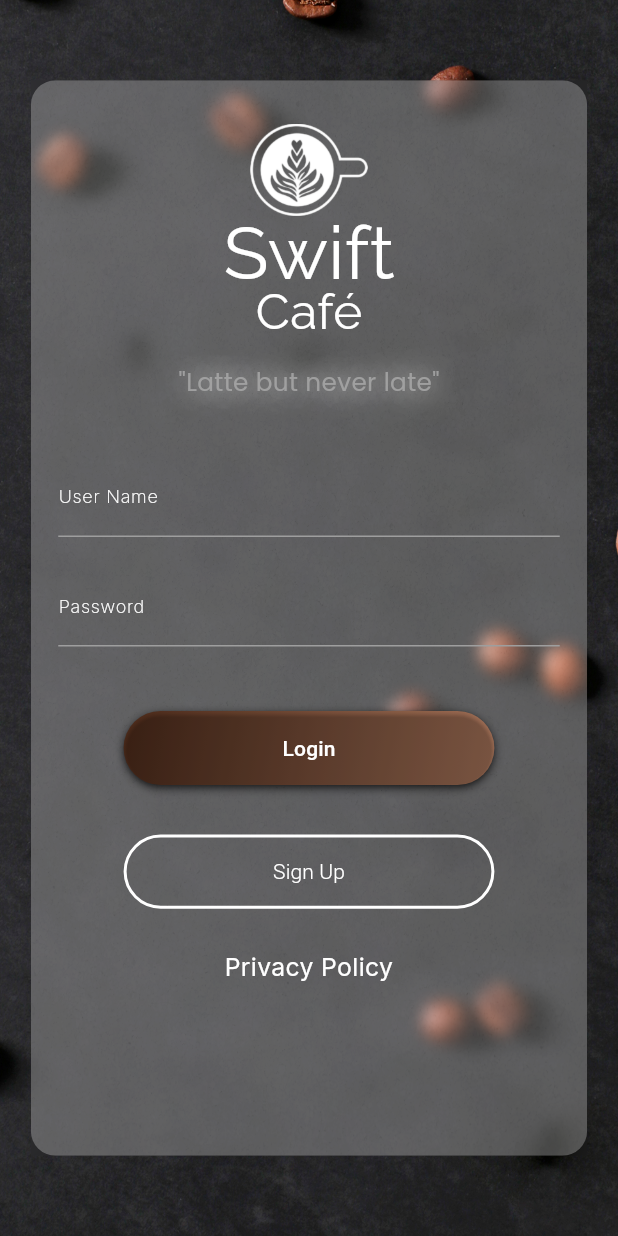
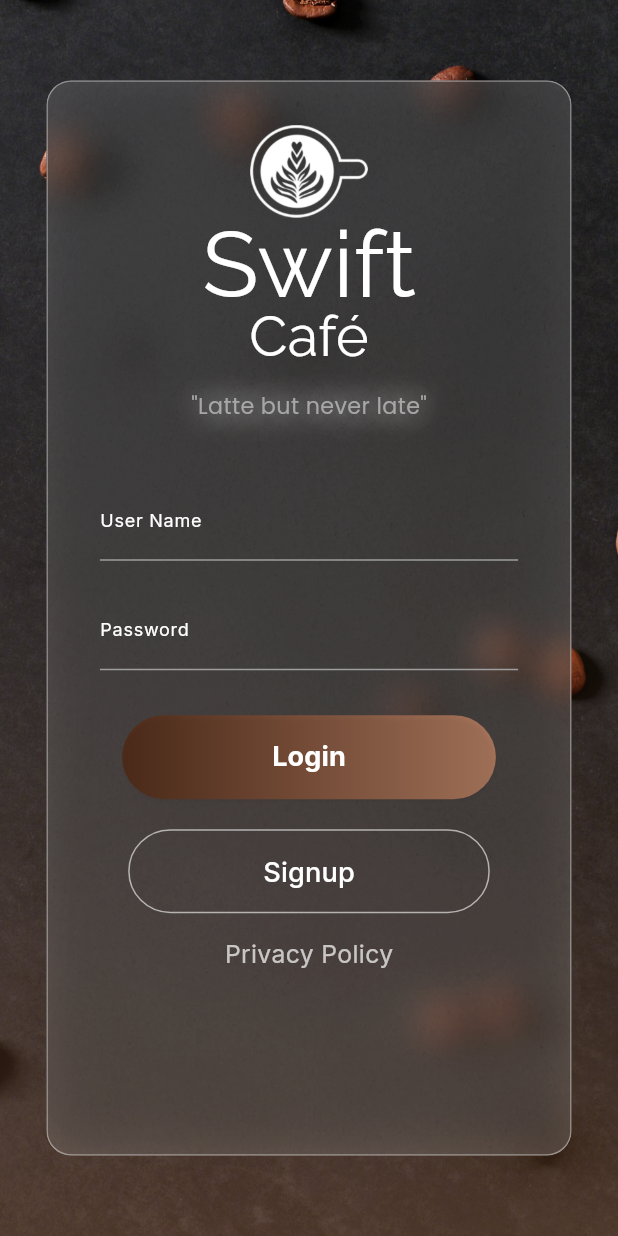
Before and after one commit to RahulShaw321/swift_cafe, a Flutter app: the screen it shows after launch, on a phone screen of 412 x 824 dp. Run offline on Flutter 3.47's test engine with Material 3 defaults, Android fonts, the phone set to English and light mode, and no system bars; our stand-ins replace google_fonts.

Commit message:
build Noisy background custom widget

```diff
--- a/lib/pages/login_screen.dart
+++ b/lib/pages/login_screen.dart
@@ -1,9 +1,9 @@
 import 'dart:ui';
-
 import 'package:flutter/material.dart';
 import 'package:google_fonts/google_fonts.dart';
 import 'package:swift_cafe_app/widgets/custom_text_field.dart';
 import 'package:swift_cafe_app/widgets/login_button.dart';
+import 'package:swift_cafe_app/widgets/noisy_background.dart';
 import 'package:swift_cafe_app/widgets/signup_button.dart';
 
 class LoginScreen extends StatelessWidget {
@@ -14,6 +14,7 @@ class LoginScreen extends StatelessWidget {
     final deviceHeight = MediaQuery.of(context).size.height -
         MediaQuery.of(context).padding.bottom;
     final deviceWidth = MediaQuery.of(context).size.width;
+
     return Scaffold(
       backgroundColor: Colors.black,
       body: SafeArea(
@@ -24,108 +25,118 @@ class LoginScreen extends StatelessWidget {
             child: Stack(
               alignment: Alignment.center,
               children: [
+                // Background image with coffee beans
                 Image.asset(
                   "assets/images/background_img.jpg",
                   height: deviceHeight,
                   width: deviceWidth,
                   fit: BoxFit.cover,
                 ),
-                ClipRRect(
-                  child: BackdropFilter(
-                    filter: ImageFilter.blur(sigmaX: 5, sigmaY: 5),
-                    child: Stack(
-                      children: [
-                        Positioned.fill(
-                          child: Opacity(
-                            opacity: 0.09, // Adjust the opacity as needed
-                            child: ClipRRect(
-                              borderRadius: BorderRadius.circular(deviceHeight * 0.02),
-                              child: Image.asset(
-                                "assets/images/noisy-background.jpg", // Your noise texture
-                                fit: BoxFit.cover,
+                // Gradient overlay for subtle tint
+                Opacity(
+                  opacity: 0.5,
+                  child: Container(
+                    decoration: const BoxDecoration(
+                      gradient: LinearGradient(
+                        colors: [
+                          Color.fromRGBO(1, 1, 1, 0),
+                          Color.fromRGBO(207, 123, 75, 0.51),
+                        ],
+                        begin: Alignment.topCenter,
+                        end: Alignment.bottomCenter,
                       ),
                     ),
                   ),
                 ),
-                        Container(
+                // Glassmorphism container
+                ClipRRect(
+                  borderRadius: BorderRadius.circular(deviceHeight * 0.02),
+                  child: BackdropFilter(
+                    filter: ImageFilter.blur(sigmaX: 12, sigmaY: 12),
+                    child: NoisyBackground(
+                      deviceHeight: deviceHeight,
+                      ForegroundWidget: Container(
                         height: deviceHeight * 0.87,
-                          width: deviceWidth * 0.9,
+                        width: deviceWidth * 0.85,
                         decoration: BoxDecoration(
                           borderRadius:
                               BorderRadius.circular(deviceHeight * 0.02),
+                          color: Colors.white.withOpacity(0.08),
+                          border: Border.all(
+                            color: Colors.white.withOpacity(0.4),
+                            width: 1,
+                          ),
                           boxShadow: [
-                              BoxShadow(color: Colors.white.withOpacity(0.2))
+                            BoxShadow(
+                              color: Colors.black.withOpacity(0.1),
+                              blurRadius: 24,
+                              offset: const Offset(4, 4),
+                            ),
+                            BoxShadow(
+                              color: Colors.black.withOpacity(0.2),
+                              blurRadius: 24,
+                              spreadRadius: -1,
+                              offset: const Offset(-4, -4),
+                            ),
                           ],
                         ),
                         child: Padding(
                           padding: EdgeInsets.symmetric(
-                                horizontal: deviceHeight * 0.01,
-                                vertical: deviceHeight * 0.035),
+                            horizontal: deviceHeight * 0.03,
+                            vertical: deviceHeight * 0.035,
+                          ),
                           child: Column(
+                            crossAxisAlignment: CrossAxisAlignment.center,
                             children: [
+                              // Logo image
                               Image.asset(
                                 "assets/images/app_logo.png",
                                 height: deviceHeight * 0.075,
                               ),
+                              // App title
                               Column(
                                 mainAxisAlignment: MainAxisAlignment.center,
-                                  mainAxisSize: MainAxisSize.min,
-                                  children: [
-                                    Column(
-                                      mainAxisSize: MainAxisSize
-                                          .min, // Ensures minimal space in the Column
-                                      mainAxisAlignment: MainAxisAlignment
-                                          .center, // Centers content vertically
                                 children: [
                                   Text(
                                     "Swift",
                                     style: GoogleFonts.raleway(
-                                            fontSize: deviceHeight *
-                                                0.06, // Larger text size for "Swift"
+                                      fontSize: deviceHeight * 0.075,
                                       color: Colors.white,
-                                            height:
-                                                1.0, // Controls line height to reduce space
+                                      height: 1.0,
                                     ),
                                   ),
                                   Text(
                                     "Café",
                                     style: GoogleFonts.raleway(
-                                            fontSize: deviceHeight *
-                                                0.04, // Smaller text size for "Café"
+                                      fontSize: deviceHeight * 0.045,
                                       color: Colors.white,
-                                            height:
-                                                0.9, // Adjusts spacing between the two lines
+                                      height: 0.9,
                                     ),
-                                        ),
-                                      ],
                                   ),
                                   Padding(
                                     padding: EdgeInsets.symmetric(
-                                          vertical: deviceHeight * 0.024),
+                                      vertical: deviceHeight * 0.024,
+                                    ),
                                     child: Text(
                                       "\"Latte but never late\"",
-                                        style: GoogleFonts.getFont(
-                                          "Poppins",
-                                          fontSize: deviceHeight * 0.02,
+                                      style: GoogleFonts.poppins(
+                                        fontSize: deviceHeight * 0.018,
                                         color: const Color.fromRGBO(
-                                              171, 171, 171, 0.8),
+                                            171, 171, 171, 0.95),
                                         shadows: [
                                           Shadow(
                                             color:
                                                 Colors.white.withOpacity(0.6),
-                                              offset: const Offset(0, 0),
                                             blurRadius: 20,
                                           ),
                                           Shadow(
                                             color:
                                                 Colors.white.withOpacity(0.4),
-                                              offset: const Offset(0, 0),
                                             blurRadius: 30,
                                           ),
                                           Shadow(
                                             color:
                                                 Colors.white.withOpacity(0.2),
-                                              offset: const Offset(0, 0),
                                             blurRadius: 40,
                                           ),
                                         ],
@@ -134,48 +145,37 @@ class LoginScreen extends StatelessWidget {
                                   ),
                                 ],
                               ),
-                                SizedBox(
-                                  height: deviceHeight * 0.01,
-                                ),
-                                const CustomTextField(
-                                  label: "User Name",
-                                ),
+                              const SizedBox(height: 10),
+                              // Username and Password fields
+                              const CustomTextField(label: "User Name"),
                               const CustomTextField(label: "Password"),
-                                Padding(
-                                  padding:
-                                      EdgeInsets.only(top: deviceHeight * 0.04),
-                                  child: LoginButton(
+                              const SizedBox(height: 20),
+                              // Login Button
+                              LoginButton(
                                 deviceHeight: deviceHeight,
                               ),
-                                ),
-                                Padding(
-                                  padding:
-                                      EdgeInsets.only(top: deviceHeight * 0.04),
-                                  child: SignupButton(
+                              const SizedBox(height: 20),
+                              // Signup Button
+                              SignupButton(
                                 deviceHeight: deviceHeight,
                               ),
-                                ),
-                                Padding(
-                                  padding: EdgeInsets.only(
-                                      top: deviceHeight * 0.033),
-                                  child: GestureDetector(
+
+                              const SizedBox(height: 15),
+                              // Privacy Policy Text
+                              GestureDetector(
+                                onTap: () => print("Privacy Policy Opened"),
                                 child: Text(
                                   "Privacy Policy",
-                                      style: GoogleFonts.getFont("Inter",
+                                  style: GoogleFonts.inter(
                                     fontSize: deviceHeight * 0.02,
-                                          color: Colors.white),
-                                      textAlign: TextAlign.center,
+                                    color: Colors.white.withOpacity(0.7),
                                   ),
-                                    onTap: () {
-                                      print("Privacy Policy Opened");
-                                    },
                                 ),
-                                )
+                              ),
                             ],
                           ),
                         ),
                       ),
-                      ],
                     ),
                   ),
                 ),
--- a/lib/widgets/custom_text_field.dart
+++ b/lib/widgets/custom_text_field.dart
@@ -15,7 +15,7 @@ class CustomTextField extends StatelessWidget {
             border: InputBorder.none,
             labelText: label,
             labelStyle: GoogleFonts.getFont("Inter",
-                color: Colors.white, fontSize: 12, fontWeight: FontWeight.w200),
+                color: Colors.white, fontSize: 12,),
             enabledBorder: const UnderlineInputBorder(
               borderSide: BorderSide(color: Colors.grey),
             )),
--- a/lib/widgets/login_button.dart
+++ b/lib/widgets/login_button.dart
@@ -1,4 +1,5 @@
 import 'package:flutter/material.dart';
+import 'package:google_fonts/google_fonts.dart';
 
 class LoginButton extends StatelessWidget {
   final deviceHeight;
@@ -7,42 +8,39 @@ class LoginButton extends StatelessWidget {
   @override
   Widget build(BuildContext context) {
     return Container(
-      width: deviceHeight * 0.3,
-      height: deviceHeight * 0.06,
   decoration: BoxDecoration(
     gradient: const LinearGradient(
       colors: [
         Color.fromRGBO(77, 43, 26, 1),
-            Color.fromRGBO(167, 116, 90, 1)
-          ], // Coffee and black colors
-          begin: Alignment.topLeft,
-          end: Alignment.bottomRight,
-        ),
-        borderRadius:
-            BorderRadius.circular(deviceHeight * 0.2), // Rounded corners
-        boxShadow: [
-          BoxShadow(
-            color: Colors.black.withOpacity(0.5),
-            spreadRadius: 1,
-            blurRadius: 4,
-            offset: const Offset(0, 2), // Position of the shadow
-          ),
+        Color.fromRGBO(167, 116, 90, 1),
       ],
     ),
+    borderRadius: BorderRadius.circular(30), // Rounded corners
+  ),
   child: ElevatedButton(
+    onPressed: () => print("Login Pressed"),
     style: ElevatedButton.styleFrom(
-          foregroundColor: Colors.white,
-          backgroundColor: Colors.transparent, // Text color
-          padding: const EdgeInsets.symmetric(horizontal: 24, vertical: 12),
+      backgroundColor: Colors.transparent, // Transparent to show the gradient
+      shadowColor: Colors.black.withOpacity(0.2),
       shape: RoundedRectangleBorder(
-            borderRadius: BorderRadius.circular(deviceHeight * 0.2),
+        borderRadius: BorderRadius.circular(30),
+      ),
+      padding: const EdgeInsets.symmetric(
+        horizontal: 100,
+        vertical: 15,
       ),
     ),
-        onPressed: () {
-          print('Login button pressed');
-        },
-        child: const Text('Login'),
+    child: Text(
+      "Login",
+      style: GoogleFonts.inter(
+        fontSize: 18,
+        fontWeight: FontWeight.bold,
+        color: Colors.white,
+      ),
+    ),
   ),
 );
+
+
   }
 }
--- /dev/null
+++ b/lib/widgets/noisy_background.dart
@@ -0,0 +1,27 @@
+import 'package:flutter/material.dart';
+
+
+
+class NoisyBackground extends StatelessWidget {
+  final deviceHeight;
+  final Widget ForegroundWidget;
+  const NoisyBackground({super.key, this.deviceHeight, required this.ForegroundWidget});
+
+  @override
+  Widget build(BuildContext context) {
+    return Stack(children: [Positioned.fill(
+  child: Opacity(
+    opacity: 0.1, // Subtle opacity for the noise texture
+    child: ClipRRect(
+      borderRadius: BorderRadius.circular(deviceHeight * 0.02), // Consistent rounded corners
+      child: Image.asset(
+        "assets/images/noisy-background.jpg", // Noise texture
+        fit: BoxFit.cover, // Ensure the texture covers the entire container
+      ),
+    ),
+  ),
+),
+ForegroundWidget
+],);
+  }
+}
--- a/lib/widgets/signup_button.dart
+++ b/lib/widgets/signup_button.dart
@@ -1,4 +1,5 @@
 import 'package:flutter/material.dart';
+import 'package:google_fonts/google_fonts.dart';
 
 class SignupButton extends StatelessWidget {
   final deviceHeight;
@@ -6,28 +7,24 @@ class SignupButton extends StatelessWidget {
 
   @override
   Widget build(BuildContext context) {
-    return SizedBox(
-      width: deviceHeight * 0.3,
-      height: deviceHeight * 0.06,
-      child: OutlinedButton(
+    return OutlinedButton(
+                              onPressed: () => print("Signup Pressed"),
                               style: OutlinedButton.styleFrom(
-          side: const BorderSide(color: Colors.white, width: 2), // White border
-          backgroundColor: Colors.transparent, // Transparent background
+                                side: BorderSide(
+                                    color: Colors.white.withOpacity(0.6)),
                                 shape: RoundedRectangleBorder(
-            borderRadius: BorderRadius.circular(30), // Rounded edges
+                                  borderRadius: BorderRadius.circular(30),
                                 ),
-          padding: const EdgeInsets.symmetric(horizontal: 24, vertical: 12), // Padding for the button
+                                padding: EdgeInsets.symmetric(
+                                  horizontal: 90,
+                                  vertical: 15,
                                 ),
-        onPressed: () {
-          // Add your signup logic here
-          print('Signup button pressed');
-        },
-        child: const Text(
-          'Sign Up',
-          style: TextStyle(
+                              ),
+                              child: Text(
+                                "Signup",
+                                style: GoogleFonts.inter(
+                                  fontSize: deviceHeight * 0.022,
                                   color: Colors.white,
-            fontWeight: FontWeight.w300 // White text color
-          ),
                                 ),
                               ),
                             );
```
Lines whose indentation alone changed are shown as unchanged.
